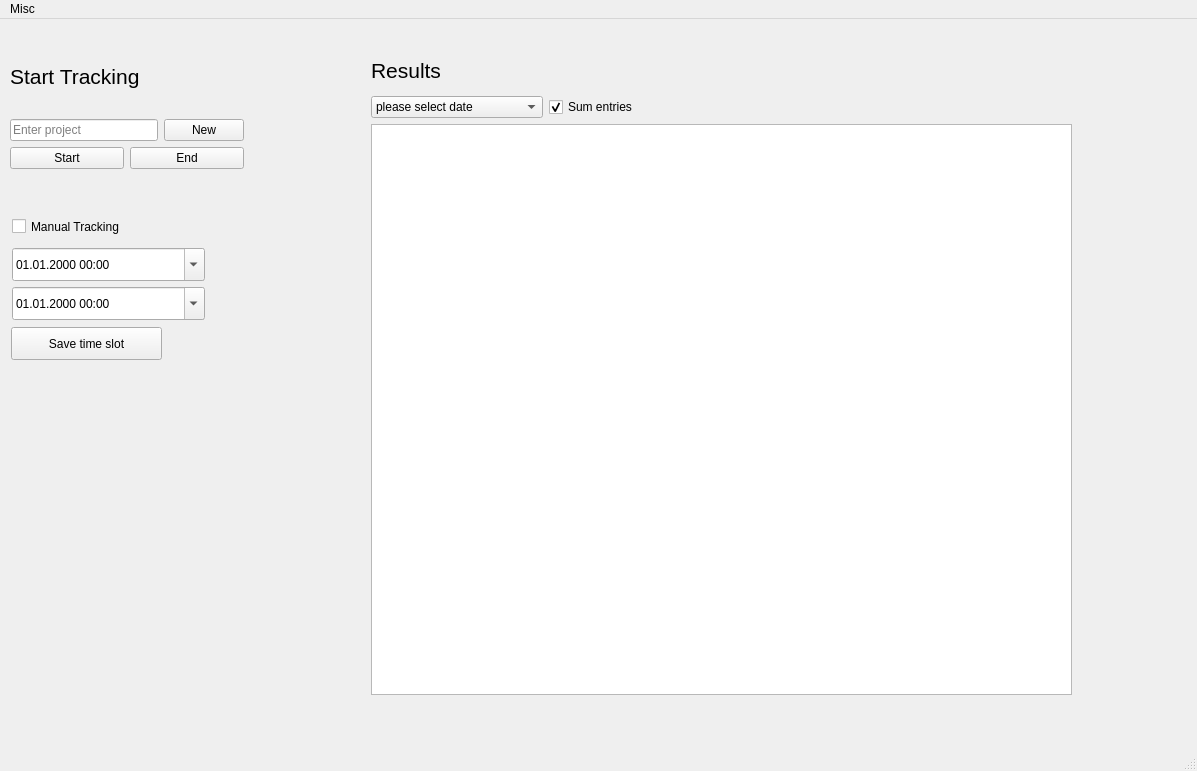
Qt form config/MainWindow.ui (nomispaz/qttimemgr) before a commit.
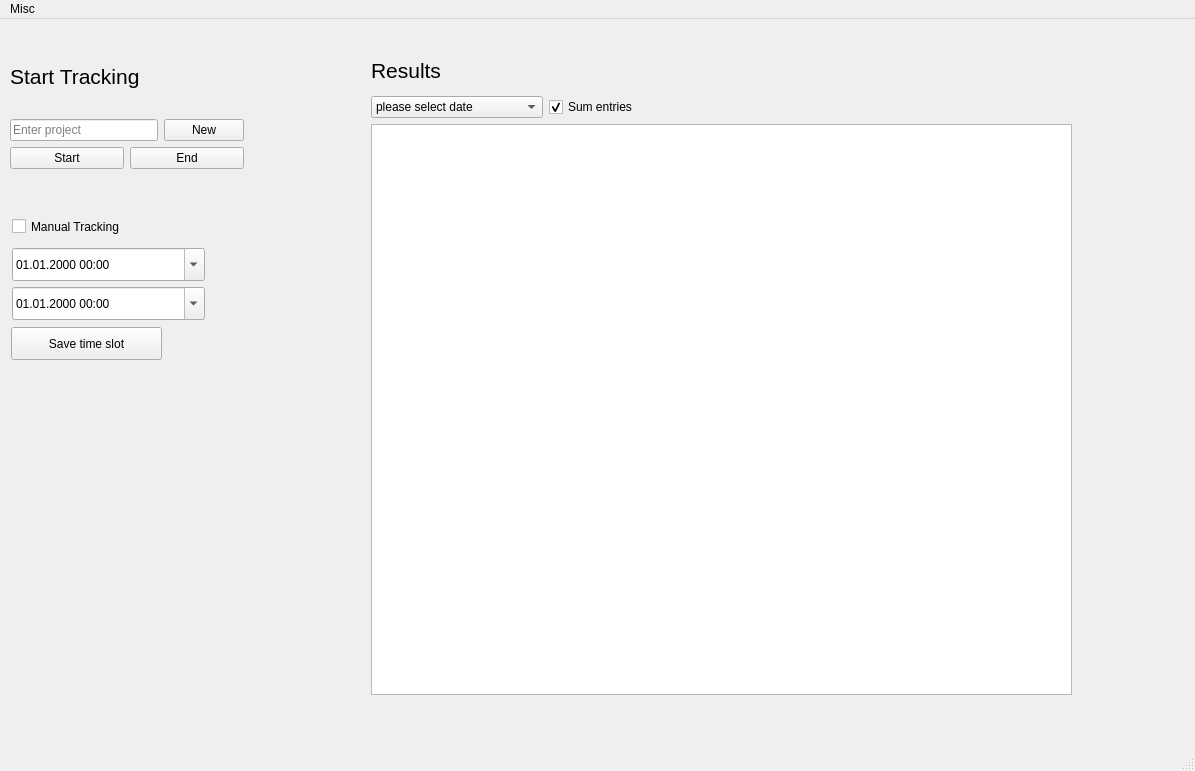
The same form after that commit.

Commit message: new function delete project

The edit to the form file:
```diff
--- a/config/MainWindow.ui
+++ b/config/MainWindow.ui
@@ -6,7 +6,7 @@
    <rect>
     <x>0</x>
     <y>0</y>
-    <width>1197</width>
+    <width>1195</width>
     <height>771</height>
    </rect>
   </property>
@@ -248,7 +248,7 @@
     <rect>
      <x>0</x>
      <y>0</y>
-     <width>1197</width>
+     <width>1195</width>
      <height>30</height>
     </rect>
    </property>
```
Left out of the diff: 12 changed lines with no effect on the pictures. The commit also changes 2 other files.
